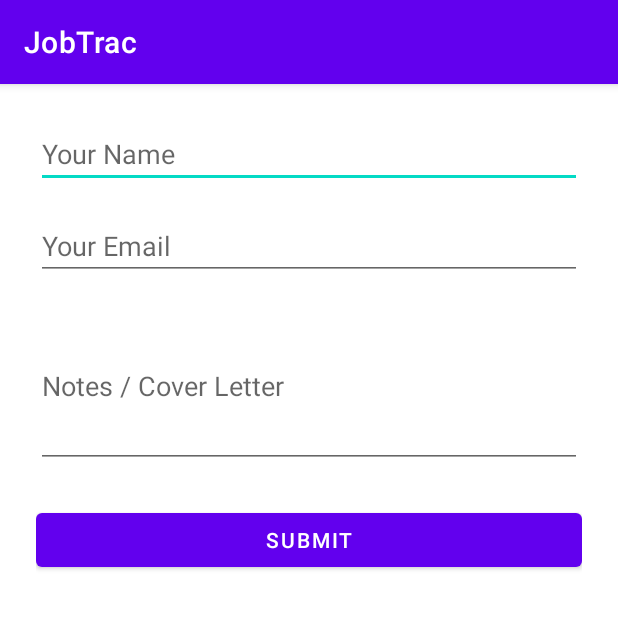
After one commit to atakan682/JobTrac, an Android app built with Jetpack Compose: the FormActivity screen opened directly, with no data from a screen before it, on a phone screen of 412 x 824 dp, the top half of it. The commit adds this screen. Run offline under Robolectric (Android 15) with nearby library versions, the phone set to English and light mode, and no system bars.

Commit message:
added form filling

```diff
--- a/app/src/main/AndroidManifest.xml
+++ b/app/src/main/AndroidManifest.xml
@@ -28,6 +28,9 @@
             </intent-filter>
         </activity>
         <activity android:name=".JobDetailActivity" />
+        <activity android:name=".FormActivity" />
     </application>
 
+
+
 </manifest>
--- /dev/null
+++ b/app/src/main/java/com/example/jobtrac/FormActivity.kt
@@ -0,0 +1,27 @@
+package com.example.jobtrac
+
+import android.os.Bundle
+import android.widget.*
+import androidx.appcompat.app.AppCompatActivity
+
+class FormActivity : AppCompatActivity() {
+    override fun onCreate(savedInstanceState: Bundle?) {
+        super.onCreate(savedInstanceState)
+        setContentView(R.layout.activity_form)
+
+        val nameInput = findViewById<EditText>(R.id.inputName)
+        val emailInput = findViewById<EditText>(R.id.inputEmail)
+        val notesInput = findViewById<EditText>(R.id.inputNotes)
+        val submitBtn = findViewById<Button>(R.id.submitButton)
+
+        submitBtn.setOnClickListener {
+            val name = nameInput.text.toString().trim()
+            val email = emailInput.text.toString().trim()
+            val notes = notesInput.text.toString().trim()
+
+            // You can save this info to ViewModel, API, or local database
+            Toast.makeText(this, "Application submitted!", Toast.LENGTH_SHORT).show()
+            finish()
+        }
+    }
+}
--- /dev/null
+++ b/app/src/main/res/layout/activity_form.xml
@@ -0,0 +1,42 @@
+<ScrollView xmlns:android="http://schemas.android.com/apk/res/android"
+    android:layout_width="match_parent"
+    android:layout_height="match_parent"
+    android:padding="24dp">
+
+    <LinearLayout
+        android:layout_width="match_parent"
+        android:layout_height="wrap_content"
+        android:orientation="vertical">
+
+        <EditText
+            android:id="@+id/inputName"
+            android:hint="Your Name"
+            android:layout_width="match_parent"
+            android:layout_height="wrap_content"
+            android:inputType="textPersonName"
+            android:layout_marginBottom="16dp" />
+
+        <EditText
+            android:id="@+id/inputEmail"
+            android:hint="Your Email"
+            android:layout_width="match_parent"
+            android:layout_height="wrap_content"
+            android:inputType="textEmailAddress"
+            android:layout_marginBottom="16dp" />
+
+        <EditText
+            android:id="@+id/inputNotes"
+            android:hint="Notes / Cover Letter"
+            android:layout_width="match_parent"
+            android:layout_height="wrap_content"
+            android:inputType="textMultiLine"
+            android:minLines="4"
+            android:layout_marginBottom="24dp" />
+
+        <Button
+            android:id="@+id/submitButton"
+            android:text="Submit"
+            android:layout_width="match_parent"
+            android:layout_height="wrap_content" />
+    </LinearLayout>
+</ScrollView>
```
Also changed, not shown: app/src/main/java/com/example/jobtrac/MainActivity.kt (+8 -0 lines), app/src/main/res/layout/activity_main.xml (+21 -4 lines).
